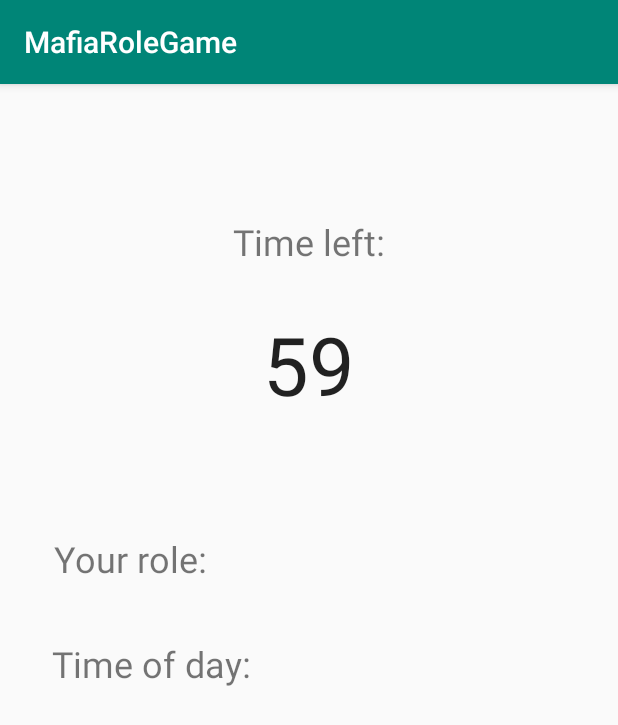
After one commit to BMartynas/mafiaRoleGame, an Android app: the CurrentGameScreen screen opened directly, with no data from a screen before it, on a phone screen of 412 x 824 dp. The commit adds this screen. Shown: the top 725 px of the screen. Run offline under Robolectric (Android 15) with nearby library versions, the phone set to English and light mode, and no system bars.

Commit message:
added countdown screen and basic functionality

```diff
--- a/app/src/main/AndroidManifest.xml
+++ b/app/src/main/AndroidManifest.xml
@@ -9,9 +9,12 @@
         android:roundIcon="@mipmap/ic_launcher_round"
         android:supportsRtl="true"
         android:theme="@style/AppTheme">
-        <activity android:name=".activities.ShowRole"></activity>
+        <activity android:name=".activities.ShowRole" />
         <activity android:name=".activities.JoinExistingGame" />
         <activity android:name=".activities.instructions" />
+        <activity
+            android:name=".activities.CurrentGameScreen"
+            android:exported="true" />
         <activity
             android:name=".activities.NewGameLobby"
             android:exported="true" />
--- /dev/null
+++ b/app/src/main/java/com/example/mafiarolegame/activities/CurrentGameScreen.java
@@ -0,0 +1,47 @@
+package com.example.mafiarolegame.activities;
+
+import androidx.appcompat.app.AppCompatActivity;
+
+import android.os.Bundle;
+import android.widget.TextView;
+
+import com.example.mafiarolegame.R;
+
+import java.util.concurrent.Executors;
+import java.util.concurrent.ScheduledExecutorService;
+import java.util.concurrent.TimeUnit;
+
+public class CurrentGameScreen extends AppCompatActivity {
+    private TextView timeLeftText;
+    private int timeLeft = 60;
+
+    @Override
+    protected void onCreate(Bundle savedInstanceState) {
+        super.onCreate(savedInstanceState);
+        setContentView(R.layout.activity_current_game_screen);
+
+        timeLeftText = findViewById(R.id.timeLeftText);
+        startCountdown();
+    }
+
+    public void startCountdown()
+    {
+        final ScheduledExecutorService executorService = Executors.newSingleThreadScheduledExecutor();
+        executorService.scheduleAtFixedRate(new Runnable() {
+            @Override
+            public void run() {
+                countdown();
+            }
+            }, 0, 1, TimeUnit.SECONDS);
+    }
+
+    public void countdown()
+    {
+        timeLeft--;
+        timeLeftText.setText(Integer.toString(timeLeft));
+        if (timeLeft == 0)
+        {
+            // do sth useful
+        }
+    }
+}
--- a/app/src/main/java/com/example/mafiarolegame/activities/MainScreen.java
+++ b/app/src/main/java/com/example/mafiarolegame/activities/MainScreen.java
@@ -69,7 +69,4 @@ public class MainScreen extends AppCompatActivity {
         Intent intent = new Intent(this, instructions.class);
         startActivity(intent);
     }
-
-
-
 }
--- /dev/null
+++ b/app/src/main/res/layout/activity_current_game_screen.xml
@@ -0,0 +1,91 @@
+<?xml version="1.0" encoding="utf-8"?>
+<androidx.constraintlayout.widget.ConstraintLayout xmlns:android="http://schemas.android.com/apk/res/android"
+    xmlns:app="http://schemas.android.com/apk/res-auto"
+    xmlns:tools="http://schemas.android.com/tools"
+    android:layout_width="match_parent"
+    android:layout_height="match_parent"
+    tools:context=".activities.CurrentGameScreen">
+
+    <TextView
+        android:id="@+id/timeLeftText"
+        android:layout_width="157dp"
+        android:layout_height="94dp"
+        android:gravity="center"
+        android:textAppearance="@style/TextAppearance.AppCompat.Large"
+        android:textSize="54sp"
+        app:layout_constraintBottom_toBottomOf="parent"
+        app:layout_constraintEnd_toEndOf="parent"
+        app:layout_constraintStart_toStartOf="parent"
+        app:layout_constraintTop_toTopOf="parent"
+        app:layout_constraintVertical_bias="0.208" />
+
+    <TextView
+        android:id="@+id/labelCountdown"
+        android:layout_width="wrap_content"
+        android:layout_height="wrap_content"
+        android:text="Time left:"
+        android:textSize="24sp"
+        app:layout_constraintBottom_toTopOf="@+id/timeLeftText"
+        app:layout_constraintEnd_toEndOf="parent"
+        app:layout_constraintStart_toStartOf="parent"
+        app:layout_constraintTop_toTopOf="parent"
+        app:layout_constraintVertical_bias="0.824" />
+
+    <TextView
+        android:id="@+id/textView13"
+        android:layout_width="wrap_content"
+        android:layout_height="wrap_content"
+        android:layout_marginTop="232dp"
+        android:text="Your role:"
+        android:textSize="24sp"
+        app:layout_constraintBottom_toBottomOf="parent"
+        app:layout_constraintEnd_toEndOf="parent"
+        app:layout_constraintHorizontal_bias="0.116"
+        app:layout_constraintStart_toStartOf="parent"
+        app:layout_constraintTop_toTopOf="parent"
+        app:layout_constraintVertical_bias="0.135" />
+
+    <TextView
+        android:id="@+id/textView14"
+        android:layout_width="wrap_content"
+        android:layout_height="wrap_content"
+        android:layout_marginTop="37dp"
+        android:text="Time of day:"
+        android:textSize="24sp"
+        app:layout_constraintBottom_toBottomOf="parent"
+        app:layout_constraintEnd_toEndOf="parent"
+        app:layout_constraintHorizontal_bias="0.123"
+        app:layout_constraintStart_toStartOf="parent"
+        app:layout_constraintTop_toBottomOf="@+id/textView13"
+        app:layout_constraintVertical_bias="0.0" />
+
+    <TextView
+        android:id="@+id/yourRoleText"
+        android:layout_width="wrap_content"
+        android:layout_height="wrap_content"
+        android:layout_marginStart="18dp"
+        android:layout_marginLeft="18dp"
+        android:layout_marginTop="68dp"
+        android:textSize="24sp"
+        app:layout_constraintBottom_toBottomOf="parent"
+        app:layout_constraintEnd_toEndOf="parent"
+        app:layout_constraintHorizontal_bias="0.07"
+        app:layout_constraintStart_toEndOf="@+id/textView13"
+        app:layout_constraintTop_toBottomOf="@+id/timeLeftText"
+        app:layout_constraintVertical_bias="0.0" />
+
+    <TextView
+        android:id="@+id/timeOfDayText"
+        android:layout_width="wrap_content"
+        android:layout_height="wrap_content"
+        android:layout_marginStart="15dp"
+        android:layout_marginLeft="15dp"
+        android:textSize="24sp"
+        app:layout_constraintBottom_toBottomOf="parent"
+        app:layout_constraintEnd_toEndOf="parent"
+        app:layout_constraintHorizontal_bias="0.104"
+        app:layout_constraintStart_toEndOf="@+id/textView14"
+        app:layout_constraintTop_toBottomOf="@+id/timeLeftText"
+        app:layout_constraintVertical_bias="0.292" />
+
+</androidx.constraintlayout.widget.ConstraintLayout>
```
